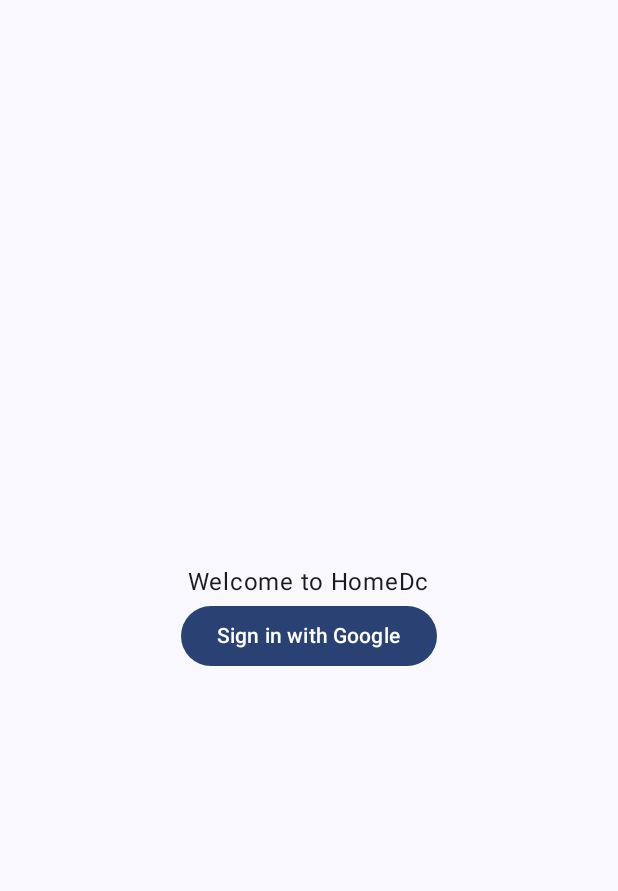
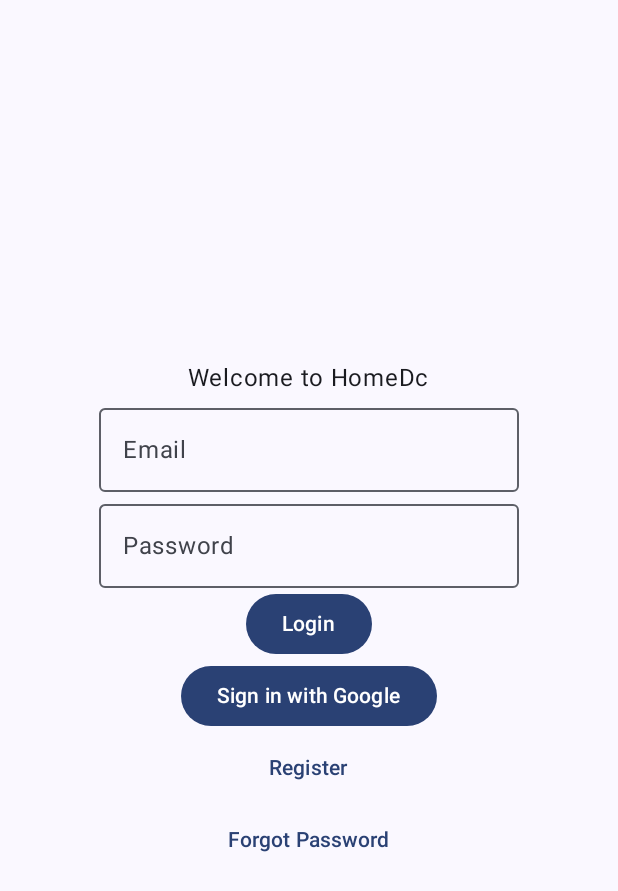
Before and after one commit to Deco2449584/HomeDc, an Android app built with Jetpack Compose: the screen it shows after launch (MainActivity), on a phone screen of 412 x 824 dp. Shown: the top 891 px of the screen. Run offline under Robolectric (Android 15) with nearby library versions, the phone set to English and light mode, and no system bars; our stand-ins replace Dagger/Hilt's generated code, Firebase (no records; nobody signed in at launch, a user with empty details on screens opened directly).

Commit message:
autentication 1

```diff
--- a/app/src/main/java/com/domocodetech/homedc/MainActivity.kt
+++ b/app/src/main/java/com/domocodetech/homedc/MainActivity.kt
@@ -15,8 +15,12 @@ import androidx.compose.runtime.getValue
 import androidx.compose.runtime.mutableStateOf
 import androidx.compose.runtime.setValue
 import androidx.compose.ui.Modifier
-import androidx.compose.ui.tooling.preview.Preview
+import androidx.navigation.compose.NavHost
+import androidx.navigation.compose.composable
+import androidx.navigation.compose.rememberNavController
+import com.domocodetech.homedc.login.ForgotPasswordScreen
 import com.domocodetech.homedc.login.LoginScreen
+import com.domocodetech.homedc.login.RegisterScreen
 import com.domocodetech.homedc.ui.theme.HomeDcTheme
 import com.google.android.gms.auth.api.signin.GoogleSignIn
 import com.google.android.gms.auth.api.signin.GoogleSignInAccount
@@ -44,10 +48,32 @@ class MainActivity : ComponentActivity() {
         super.onCreate(savedInstanceState)
         setContent {
             HomeDcTheme {
+                val navController = rememberNavController()
                 if (isUserLoggedIn) {
                     MainContent()
                 } else {
-                    LoginScreen(onLoginClick = { signIn() })
+                    NavHost(navController = navController, startDestination = "login") {
+                        composable("login") {
+                            LoginScreen(
+                                onLoginClick = { signIn() },
+                                onGoogleLoginClick = { signIn() },
+                                onRegisterClick = { navController.navigate("register") },
+                                onForgotPasswordClick = { navController.navigate("forgotPassword") }
+                            )
+                        }
+                        composable("register") {
+                            RegisterScreen(onRegisterClick = { email, password ->
+                                // Handle registration logic
+                                navController.popBackStack()
+                            })
+                        }
+                        composable("forgotPassword") {
+                            ForgotPasswordScreen(onResetClick = { email ->
+                                // Handle password reset logic
+                                navController.popBackStack()
+                            })
+                        }
+                    }
                 }
             }
         }
@@ -95,17 +121,6 @@ class MainActivity : ComponentActivity() {
     fun Greeting(name: String, modifier: Modifier = Modifier) {
         Column(modifier = modifier) {
             Text(text = "Hello $name!")
-            Button(onClick = { signIn() }) {
-                Text(text = "Sign in with Google")
-            }
-        }
-    }
-
-    @Preview(showBackground = true)
-    @Composable
-    fun GreetingPreview() {
-        HomeDcTheme {
-            Greeting("Android")
         }
     }
 }
--- a/app/src/main/java/com/domocodetech/homedc/login/LoginScreen.kt
+++ b/app/src/main/java/com/domocodetech/homedc/login/LoginScreen.kt
@@ -1,18 +1,25 @@
 package com.domocodetech.homedc.login
 
-import androidx.compose.foundation.layout.Arrangement
-import androidx.compose.foundation.layout.Column
-import androidx.compose.foundation.layout.fillMaxSize
-import androidx.compose.foundation.layout.padding
-import androidx.compose.material3.Button
-import androidx.compose.material3.Scaffold
-import androidx.compose.material3.Text
-import androidx.compose.runtime.Composable
+import androidx.compose.foundation.layout.*
+import androidx.compose.material3.*
+import androidx.compose.runtime.*
 import androidx.compose.ui.Alignment
 import androidx.compose.ui.Modifier
+import androidx.compose.ui.text.input.PasswordVisualTransformation
+import androidx.compose.ui.tooling.preview.Preview
+import androidx.lifecycle.viewmodel.compose.viewModel
 
 @Composable
-fun LoginScreen(onLoginClick: () -> Unit) {
+fun LoginScreen(
+    onLoginClick: () -> Unit,
+    onGoogleLoginClick: () -> Unit,
+    onRegisterClick: () -> Unit,
+    onForgotPasswordClick: () -> Unit,
+    viewModel: LoginViewModel = viewModel()
+) {
+    var email by remember { mutableStateOf("") }
+    var password by remember { mutableStateOf("") }
+
     Scaffold(modifier = Modifier.fillMaxSize()) { innerPadding ->
         Column(
             modifier = Modifier
@@ -22,9 +29,40 @@ fun LoginScreen(onLoginClick: () -> Unit) {
             verticalArrangement = Arrangement.Center
         ) {
             Text(text = "Welcome to HomeDc")
-            Button(onClick = onLoginClick) {
+            OutlinedTextField(
+                value = email,
+                onValueChange = { email = it },
+                label = { Text("Email") }
+            )
+            OutlinedTextField(
+                value = password,
+                onValueChange = { password = it },
+                label = { Text("Password") },
+                visualTransformation = PasswordVisualTransformation()
+            )
+            Button(onClick = { viewModel.loginWithEmail(email, password) }) {
+                Text(text = "Login")
+            }
+            Button(onClick = onGoogleLoginClick) {
                 Text(text = "Sign in with Google")
+            }
+            TextButton(onClick = onRegisterClick) {
+                Text(text = "Register")
+            }
+            TextButton(onClick = onForgotPasswordClick) {
+                Text(text = "Forgot Password")
             }
         }
     }
 }
+
+@Preview(showBackground = true)
+@Composable
+fun LoginScreenPreview() {
+    LoginScreen(
+        onLoginClick = {},
+        onGoogleLoginClick = {},
+        onRegisterClick = {},
+        onForgotPasswordClick = {}
+    )
+}
--- /dev/null
+++ b/app/src/main/java/com/domocodetech/homedc/login/LoginViewModel.kt
@@ -0,0 +1,34 @@
+package com.domocodetech.homedc.login
+
+import androidx.lifecycle.ViewModel
+import androidx.lifecycle.viewModelScope
+import com.google.android.gms.auth.api.signin.GoogleSignInAccount
+import com.google.firebase.auth.FirebaseAuth
+import com.google.firebase.auth.GoogleAuthProvider
+import kotlinx.coroutines.flow.MutableStateFlow
+import kotlinx.coroutines.flow.StateFlow
+import kotlinx.coroutines.launch
+
+class LoginViewModel : ViewModel() {
+    private val auth: FirebaseAuth = FirebaseAuth.getInstance()
+
+    private val _isUserLoggedIn = MutableStateFlow(false)
+    val isUserLoggedIn: StateFlow<Boolean> = _isUserLoggedIn
+
+    fun loginWithEmail(email: String, password: String) {
+        viewModelScope.launch {
+            auth.signInWithEmailAndPassword(email, password)
+                .addOnCompleteListener { task ->
+                    _isUserLoggedIn.value = task.isSuccessful
+                }
+        }
+    }
+
+    fun loginWithGoogle(account: GoogleSignInAccount?) {
+        val credential = GoogleAuthProvider.getCredential(account?.idToken, null)
+        auth.signInWithCredential(credential)
+            .addOnCompleteListener { task ->
+                _isUserLoggedIn.value = task.isSuccessful
+            }
+    }
+}
```
Also changed, not shown: app/src/main/java/com/domocodetech/homedc/login/ForgotPasswordScreen.kt (added, +42 -0 lines), app/src/main/java/com/domocodetech/homedc/login/RegisterScreen.kt (added, +49 -0 lines).
